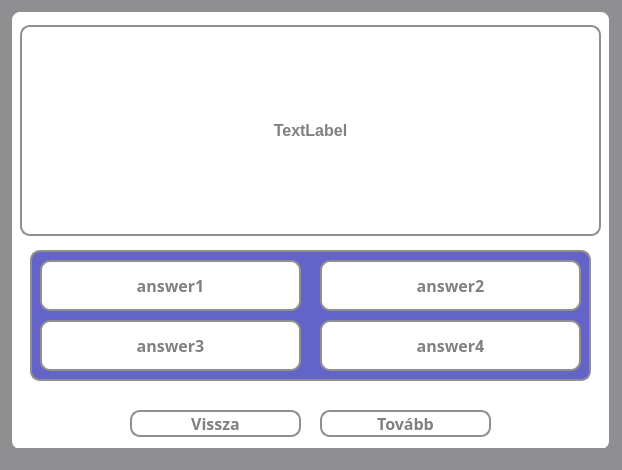
Above: src/main/resources/ui/default/quizScreen.ui from pkristof1999/Szakdolgozat before the change. Below: the same form after it.
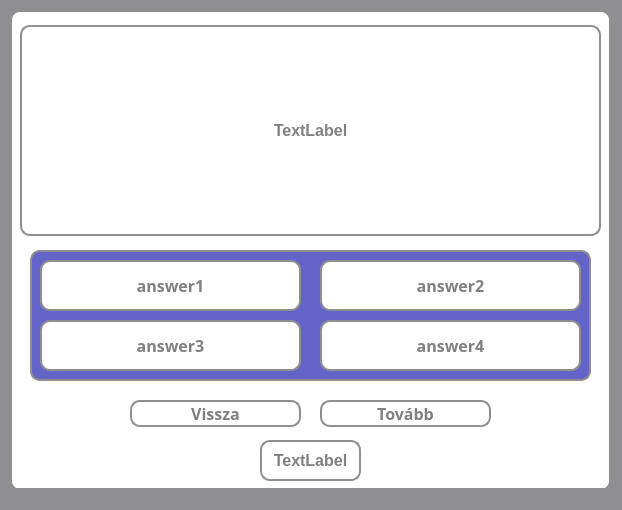
That is the form after the change.

Commit message: Visszaszámláló hozzáadása a kvízhez

Diff of the .ui file:
```diff
--- a/src/main/resources/ui/default/quizScreen.ui
+++ b/src/main/resources/ui/default/quizScreen.ui
@@ -7,7 +7,7 @@
     <x>0</x>
     <y>0</y>
     <width>622</width>
-    <height>470</height>
+    <height>510</height>
    </rect>
   </property>
   <property name="windowTitle">
@@ -25,7 +25,7 @@
       <x>10</x>
       <y>10</y>
       <width>601</width>
-      <height>441</height>
+      <height>481</height>
      </rect>
     </property>
     <property name="styleSheet">
@@ -198,7 +198,7 @@
      <property name="geometry">
       <rect>
        <x>120</x>
-       <y>400</y>
+       <y>390</y>
        <width>171</width>
        <height>27</height>
       </rect>
@@ -229,7 +229,7 @@
      <property name="geometry">
       <rect>
        <x>310</x>
-       <y>400</y>
+       <y>390</y>
        <width>171</width>
        <height>27</height>
       </rect>
@@ -275,6 +275,30 @@
      </property>
      <property name="text">
       <string>TextLabel</string>
+     </property>
+     <property name="alignment">
+      <set>Qt::AlignCenter</set>
+     </property>
+    </widget>
+    <widget class="QLabel" name="timerLabel">
+     <property name="geometry">
+      <rect>
+       <x>250</x>
+       <y>430</y>
+       <width>101</width>
+       <height>41</height>
+      </rect>
+     </property>
+     <property name="styleSheet">
+      <string notr="true">* {
+	    color: grey;
+      }</string>
+     </property>
+     <property name="text">
+      <string>TextLabel</string>
+     </property>
+     <property name="alignment">
+      <set>Qt::AlignCenter</set>
      </property>
     </widget>
    </widget>
```
Left out of the diff: 3 changed lines with no effect on the pictures. The commit also changes 1 other file.
